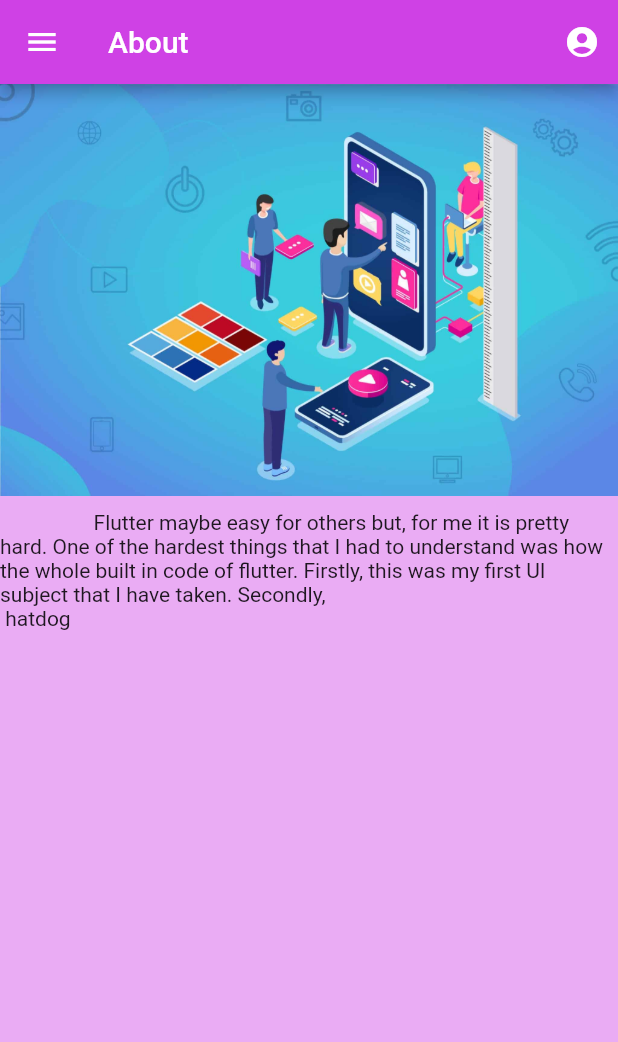
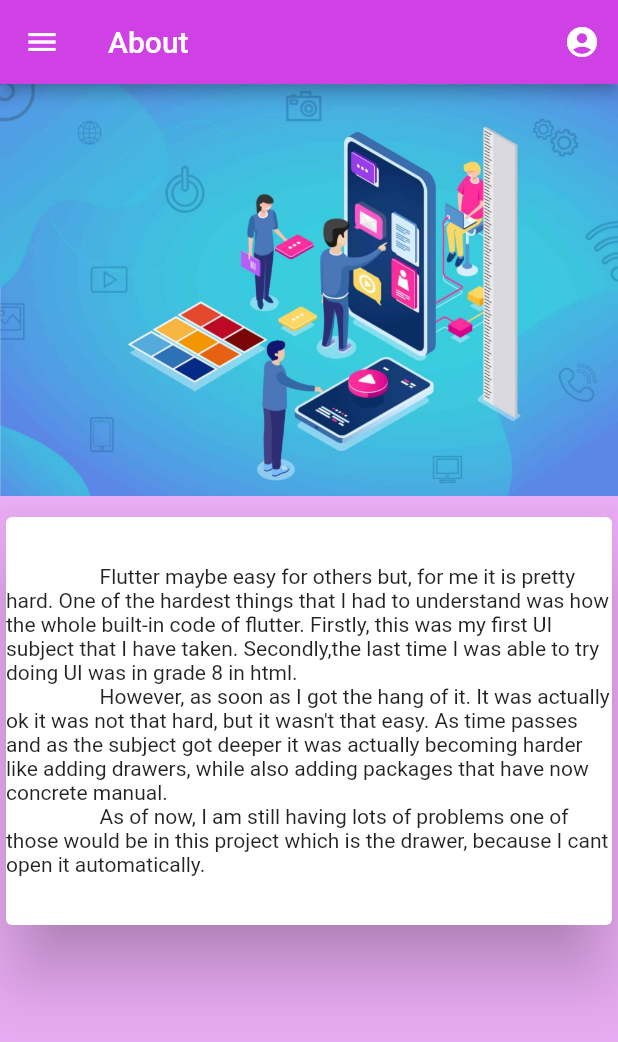
Before and after one commit to Ashketchup143/elective5, a Flutter app: the about screen opened by its route, on a phone screen of 412 x 824 dp. Shown: the top 1042 px of the screen. Run offline on Flutter 3.47's test engine with Material 2 defaults, Android fonts, the phone set to English and light mode, and no system bars.

Commit message:
with logo

```diff
--- a/lib/main.dart
+++ b/lib/main.dart
@@ -143,7 +143,6 @@ class _MyHomePageState extends State<MyHomePage> {
     return Container(
       height: MediaQuery.of(context).size.height,
       width: MediaQuery.of(context).size.width,
-      child: Card(
       child: Stack(
         children: [
           Container(
@@ -169,7 +168,6 @@ class _MyHomePageState extends State<MyHomePage> {
 
           loginbuttons(context, 1, 0.8)
         ],
-        ),
       ),
     );
   }
--- a/lib/screens/about.dart
+++ b/lib/screens/about.dart
@@ -21,10 +21,9 @@ class about extends StatelessWidget {
       ),
       endDrawer: rightdrawer(),
       drawer: Drawer(
+        width:MediaQuery.of(context).size.width<720?MediaQuery.of(context).size.width*.5:MediaQuery.of(context).size.width*.33,
         child:
         Container(
-      width:MediaQuery.of(context).size.width<720?MediaQuery.of(context).size.width*.5:MediaQuery.of(context).size.width*.33,
-      height:MediaQuery.of(context).size.height,
         color: Color.fromARGB(255, 243, 182, 252),
         child:
         Column(
@@ -55,11 +54,18 @@ class about extends StatelessWidget {
                   child:Image.asset("assets/UI.jpg"),
                 ),
                 Container(height:10),
-              Container(
+                Card(
+                  elevation: 20,
+                  child: Container(
+                    decoration: BoxDecoration(
+                      color: Colors.white,
+                      borderRadius: BorderRadius.all(Radius.circular(12.0))
+                    ),
                     padding: null,
                     width: 800,
                     child:
-                Text("                  Flutter maybe easy for others but, for me it is pretty hard. One of the hardest things that I had to understand was how the whole built in code of flutter. Firstly, this was my first UI subject that I have taken. Secondly, \n hatdog"))
+                    Text("\n\n                  Flutter maybe easy for others but, for me it is pretty hard. One of the hardest things that I had to understand was how the whole built-in code of flutter. Firstly, this was my first UI subject that I have taken. Secondly,the last time I was able to try doing UI was in grade 8 in html. \n                  However, as soon as I got the hang of it. It was actually ok it was not that hard, but it wasn't that easy. As time passes and as the subject got deeper it was actually becoming harder like adding drawers, while also adding packages that have now concrete manual.\n                  As of now, I am still having lots of problems one of those would be in this project which is the drawer, because I cant open it automatically.\n\n")),
+                )
             ],
 
           ),
@@ -70,7 +76,7 @@ class about extends StatelessWidget {
   Container Sidebuttons(BuildContext context, String route,text, int number ) {
     var arr = [Icons.home, Icons.business_center, Icons.summarize, Icons.settings, Icons.contact_support];
     return Container(
-          width: MediaQuery.of(context).size.width<720?MediaQuery.of(context).size.width*.45:MediaQuery.of(context).size.width*.225,
+          width: MediaQuery.of(context).size.width<720?MediaQuery.of(context).size.width*.45:MediaQuery.of(context).size.width*.30,
           height:50,
           child:
           ElevatedButton.icon(onPressed: (() {
--- a/lib/screens/home.dart
+++ b/lib/screens/home.dart
@@ -46,7 +46,7 @@ class home extends StatelessWidget {
               Container(
                 width: 300,
                 height: 300,
-                child: Image.asset("assets/Android_robot.png"))])
+                child: Image.asset("assets/logo.png"))])
                 )
                 ),
         );
@@ -67,7 +67,7 @@ class home extends StatelessWidget {
               Container(
                 width: 400,
                 height: 400,
-                child: Image.asset("assets/windows.png"))])
+                child: Image.asset("assets/logo.png"))])
                 )
                 ),
         );
```
Also changed, not shown: pubspec.yaml (+20 -0 lines), assets/logo.png (added), pubspec.lock, 41 other files. Lines whose indentation alone changed are shown as unchanged.
